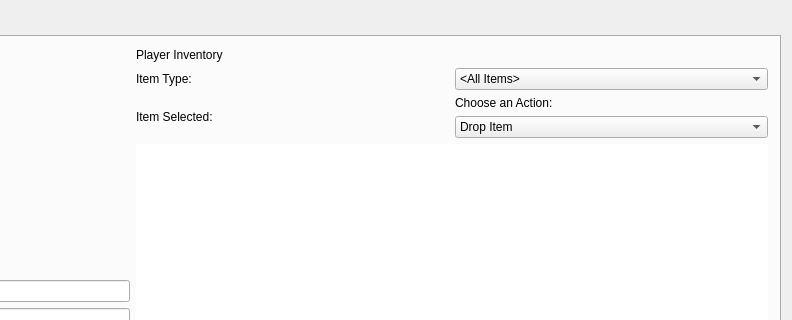
Old version of the form QtProject/mainwindow.ui in the repository Numbstrike/455; both pictures show x 527 to 1319 and y 0 to 320 of the 1319 by 766 pixel window.
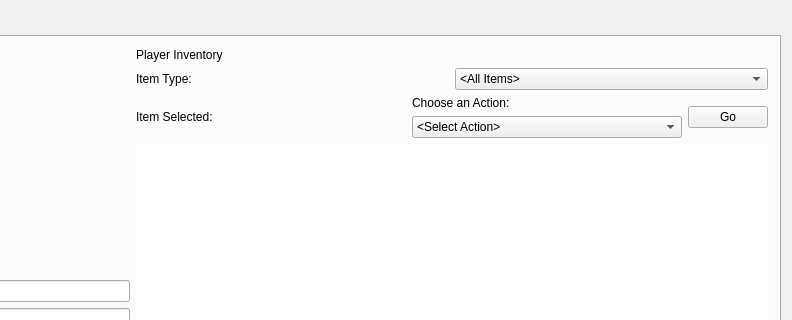
New version of the form.

The edit to the form file:
```diff
--- a/QtProject/mainwindow.ui
+++ b/QtProject/mainwindow.ui
@@ -259,7 +259,7 @@
             <item>
              <widget class="QLabel" name="label_2">
               <property name="text">
-               <string>Item Selected: &lt;itemname&gt;</string>
+               <string>Item Selected: </string>
               </property>
              </widget>
             </item>
@@ -273,7 +273,15 @@
                </widget>
               </item>
               <item>
-               <widget class="QComboBox" name="comboBox">
+               <widget class="QComboBox" name="itemActionComboBox">
+                <property name="sizeAdjustPolicy">
+                 <enum>QComboBox::AdjustToMinimumContentsLength</enum>
+                </property>
+                <item>
+                 <property name="text">
+                  <string>&lt;Select Action&gt;</string>
+                 </property>
+                </item>
                 <item>
                  <property name="text">
                   <string>Drop Item</string>
@@ -293,6 +301,19 @@
               </item>
              </layout>
             </item>
+            <item>
+             <widget class="QPushButton" name="itemActionButton">
+              <property name="sizePolicy">
+               <sizepolicy hsizetype="Maximum" vsizetype="Fixed">
+                <horstretch>0</horstretch>
+                <verstretch>0</verstretch>
+               </sizepolicy>
+              </property>
+              <property name="text">
+               <string>Go</string>
+              </property>
+             </widget>
+            </item>
            </layout>
           </item>
           <item>
```
Left out of the diff: 28 changed lines with no effect on the pictures.
